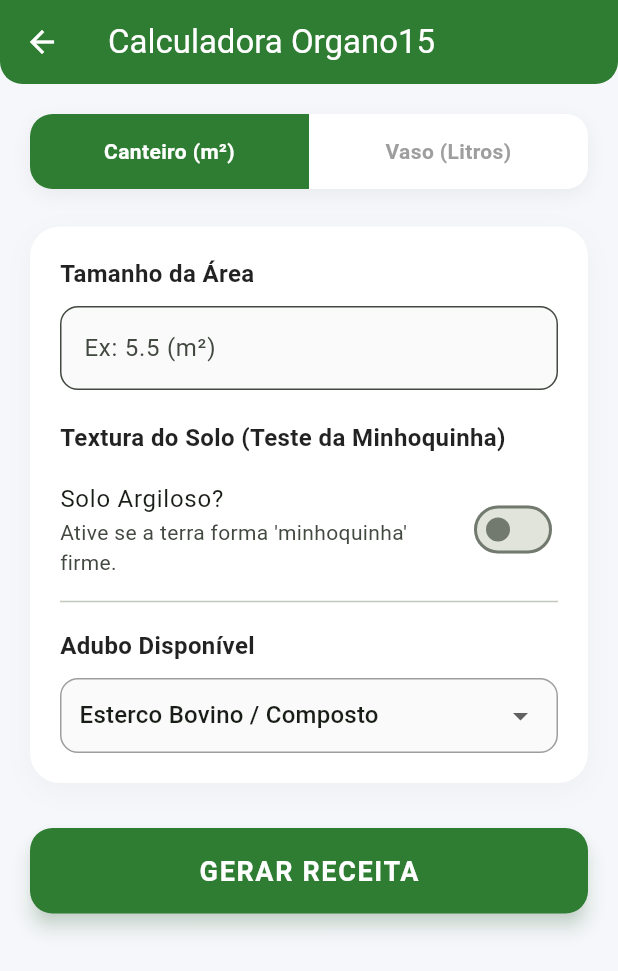
After one commit to andersonrsmesquita/verde_ensina, a Flutter app: the screen it shows once a user with an empty profile is signed in, after a tap on "Adubação", on a phone screen of 412 x 824 dp. The commit adds this screen. Shown: the top 971 px of the screen. Run offline on Flutter 3.47's test engine with Material 3 defaults, Android fonts, the phone set to English and light mode, and no system bars; our stand-ins replace cloud_firestore, firebase_auth, firebase_core; accounts and stored records are empty.

Commit message:
Tela adubação

```diff
--- /dev/null
+++ b/lib/core/logic/base_agronomica.dart
@@ -0,0 +1,105 @@
+class BaseAgronomica {
+  // --- CONSTANTES PARA CANTEIROS (g/m²) ---
+  // Fontes: Páginas 30 e 31 do e-book Organo15
+  static const double DOSE_PADRAO_CALCARIO_M2 = 200.0;
+  static const double DOSE_PADRAO_TERMOFOSFATO_M2 = 150.0;
+  static const double DOSE_PADRAO_GESSO_M2 = 200.0; //
+
+  // Doses de Adubo Orgânico para Canteiros (g/m²)
+  static const double DOSE_ESTERCO_BOVINO_M2 = 3000.0; // 3kg
+  static const double DOSE_ESTERCO_GALINHA_M2 = 1000.0; // 1kg
+  static const double DOSE_BOKASHI_M2 = 1000.0; // 1kg
+  static const double DOSE_MAMONA_M2 = 300.0; // 300g
+
+  // --- CONSTANTES PARA VASOS (g/Litro de Mistura Final) ---
+  // Fonte: Página 64 do e-book Organo15
+  static const double DOSE_CALCARIO_POR_LITRO_MISTURA = 2.0;
+  static const double DOSE_TERMOFOSFATO_POR_LITRO_MISTURA = 10.0;
+
+  /// Calcula adubação para CANTEIROS (Solo)
+  /// Retorna um Map com as quantidades em Gramas (g)
+  static Map<String, double> calcularAdubacaoCanteiro({
+    required double areaM2,
+    required bool isSoloArgiloso, // Se argiloso, +25% calcário e fosfato
+    required String
+        tipoAduboOrganico, // 'bovino', 'galinha', 'bokashi', 'mamona'
+  }) {
+    // Fator de Ajuste do Solo
+    double fatorSolo = isSoloArgiloso ? 1.25 : 1.0;
+
+    // Cálculos
+    double calcario = (DOSE_PADRAO_CALCARIO_M2 * areaM2) * fatorSolo;
+    double termofosfato = (DOSE_PADRAO_TERMOFOSFATO_M2 * areaM2) * fatorSolo;
+    double gesso = DOSE_PADRAO_GESSO_M2 * areaM2; // Gessagem é fixa por m²
+
+    double aduboOrganico = 0;
+
+    switch (tipoAduboOrganico) {
+      case 'galinha':
+        aduboOrganico = DOSE_ESTERCO_GALINHA_M2 * areaM2;
+        break;
+      case 'bokashi':
+        aduboOrganico = DOSE_BOKASHI_M2 * areaM2;
+        break;
+      case 'mamona':
+        aduboOrganico = DOSE_MAMONA_M2 * areaM2;
+        break;
+      case 'bovino':
+      default: // Composto Orgânico usa a mesma base do bovino
+        aduboOrganico = DOSE_ESTERCO_BOVINO_M2 * areaM2;
+        break;
+    }
+
+    return {
+      "calcario": calcario,
+      "termofosfato": termofosfato,
+      "adubo_organico": aduboOrganico,
+      "gesso": gesso,
+    };
+  }
+
+  /// Calcula receita de substrato para VASOS
+  /// Baseado nas proporções das páginas 62 e 63
+  /// Retorna Map com Litros (substrato/adubo) e Gramas (minerais)
+  static Map<String, double> calcularMisturaVaso({
+    required double volumeVasoLitros,
+    required String tipoAdubo,
+  }) {
+    double partesTerra = 0;
+    double partesAdubo = 0;
+    double totalPartes = 0;
+
+    // Definição das proporções
+    if (tipoAdubo == 'bovino' || tipoAdubo == 'composto') {
+      // Proporção 1:1
+      partesTerra = 1;
+      partesAdubo = 1;
+    } else if (tipoAdubo == 'galinha' || tipoAdubo == 'bokashi') {
+      // Proporção 3:1
+      partesTerra = 3;
+      partesAdubo = 1;
+    } else if (tipoAdubo == 'mamona') {
+      // Proporção 9:1
+      partesTerra = 9;
+      partesAdubo = 1;
+    }
+
+    totalPartes = partesTerra + partesAdubo;
+
+    // Regra de três para descobrir quanto vai de cada no volume do vaso
+    double litrosTerra = (volumeVasoLitros * partesTerra) / totalPartes;
+    double litrosAdubo = (volumeVasoLitros * partesAdubo) / totalPartes;
+
+    // Minerais são calculados sobre o VOLUME TOTAL da mistura
+    double gramasCalcario = DOSE_CALCARIO_POR_LITRO_MISTURA * volumeVasoLitros;
+    double gramasTermofosfato =
+        DOSE_TERMOFOSFATO_POR_LITRO_MISTURA * volumeVasoLitros;
+
+    return {
+      "terra_litros": litrosTerra,
+      "adubo_litros": litrosAdubo,
+      "calcario_gramas": gramasCalcario,
+      "termofosfato_gramas": gramasTermofosfato
+    };
+  }
+}
--- /dev/null
+++ b/lib/modules/adubacao/tela_adubacao_organo15.dart
@@ -0,0 +1,408 @@
+import 'package:flutter/material.dart';
+import '../../core/logic/base_agronomica.dart';
+
+class TelaAdubacaoOrgano15 extends StatefulWidget {
+  const TelaAdubacaoOrgano15({Key? key}) : super(key: key);
+
+  @override
+  _TelaAdubacaoOrgano15State createState() => _TelaAdubacaoOrgano15State();
+}
+
+class _TelaAdubacaoOrgano15State extends State<TelaAdubacaoOrgano15> {
+  // Controladores
+  final _inputController = TextEditingController();
+
+  // Estado
+  bool _isCanteiro = true; // Toggle: true = Canteiro, false = Vaso
+  String _tipoAdubo = 'bovino';
+  bool _isSoloArgiloso = false;
+
+  // Opções de Dropdown
+  final Map<String, String> _opcoesAdubo = {
+    'bovino': 'Esterco Bovino / Composto',
+    'galinha': 'Esterco de Galinha',
+    'bokashi': 'Bokashi',
+    'mamona': 'Torta de Mamona',
+  };
+
+  void _calcular() {
+    if (_inputController.text.isEmpty) {
+      ScaffoldMessenger.of(context).showSnackBar(
+        const SnackBar(
+            content: Text('Por favor, preencha o valor principal.'),
+            backgroundColor: Colors.red),
+      );
+      return;
+    }
+
+    double valorInput =
+        double.tryParse(_inputController.text.replaceAll(',', '.')) ?? 0;
+    Map<String, double> resultado;
+
+    if (_isCanteiro) {
+      resultado = BaseAgronomica.calcularAdubacaoCanteiro(
+        areaM2: valorInput,
+        isSoloArgiloso: _isSoloArgiloso,
+        tipoAduboOrganico: _tipoAdubo,
+      );
+      _mostrarResultadoCanteiro(resultado);
+    } else {
+      // CORREÇÃO 1: Nome do parâmetro ajustado para 'volumeVasoLitros'
+      resultado = BaseAgronomica.calcularMisturaVaso(
+        volumeVasoLitros: valorInput,
+        tipoAdubo: _tipoAdubo,
+      );
+      _mostrarResultadoVaso(resultado);
+    }
+  }
+
+  void _mostrarResultadoCanteiro(Map<String, double> res) {
+    showModalBottomSheet(
+      context: context,
+      shape: const RoundedRectangleBorder(
+          borderRadius: BorderRadius.vertical(top: Radius.circular(20))),
+      backgroundColor: Colors.white,
+      builder: (context) {
+        return Container(
+          padding: const EdgeInsets.all(20),
+          child: Column(
+            mainAxisSize: MainAxisSize.min,
+            // CORREÇÃO 2: CrossAxisAlignment correto
+            crossAxisAlignment: CrossAxisAlignment.start,
+            children: [
+              Row(
+                children: const [
+                  Icon(Icons.eco, color: Color(0xFF2E7D32)),
+                  SizedBox(width: 10),
+                  Text("Receita Organo15 (Canteiro)",
+                      style: TextStyle(
+                          fontSize: 20,
+                          fontWeight: FontWeight.bold,
+                          color: Color(0xFF2E7D32))),
+                ],
+              ),
+              const Divider(),
+              const SizedBox(height: 10),
+              _ItemResultado(
+                  titulo: "Adubo Orgânico",
+                  valor:
+                      "${(res['adubo_organico']! / 1000).toStringAsFixed(2)} kg"),
+              _ItemResultado(
+                  titulo: "Calcário (Calagem)",
+                  valor: "${res['calcario']!.toStringAsFixed(0)} g"),
+              _ItemResultado(
+                  titulo: "Termofosfato (Yoorin)",
+                  valor: "${res['termofosfato']!.toStringAsFixed(0)} g"),
+              _ItemResultado(
+                  titulo: "Gesso Agrícola (Opcional)",
+                  valor: "${res['gesso']!.toStringAsFixed(0)} g"),
+              const SizedBox(height: 20),
+              const Text(
+                "* Aplique o calcário 30 dias antes do plantio se possível.\n* Misture bem nos primeiros 20cm de solo.",
+                style: TextStyle(color: Colors.grey, fontSize: 12),
+              ),
+            ],
+          ),
+        );
+      },
+    );
+  }
+
+  void _mostrarResultadoVaso(Map<String, double> res) {
+    showModalBottomSheet(
+      context: context,
+      shape: const RoundedRectangleBorder(
+          borderRadius: BorderRadius.vertical(top: Radius.circular(20))),
+      backgroundColor: Colors.white,
+      builder: (context) {
+        return Container(
+          padding: const EdgeInsets.all(20),
+          child: Column(
+            mainAxisSize: MainAxisSize.min,
+            // CORREÇÃO 3: CrossAxisAlignment correto
+            crossAxisAlignment: CrossAxisAlignment.start,
+            children: [
+              Row(
+                children: const [
+                  Icon(Icons.local_florist, color: Color(0xFF2E7D32)),
+                  SizedBox(width: 10),
+                  Text("Mistura para Vaso",
+                      style: TextStyle(
+                          fontSize: 20,
+                          fontWeight: FontWeight.bold,
+                          color: Color(0xFF2E7D32))),
+                ],
+              ),
+              const Divider(),
+              const SizedBox(height: 10),
+              _ItemResultado(
+                  titulo: "Terra/Substrato",
+                  valor: "${res['terra_litros']!.toStringAsFixed(1)} Litros"),
+              _ItemResultado(
+                  titulo: "Adubo Orgânico",
+                  valor: "${res['adubo_litros']!.toStringAsFixed(1)} Litros"),
+              _ItemResultado(
+                  titulo: "Calcário",
+                  valor: "${res['calcario_gramas']!.toStringAsFixed(1)} g"),
+              _ItemResultado(
+                  titulo: "Termofosfato",
+                  valor: "${res['termofosfato_gramas']!.toStringAsFixed(1)} g"),
+              const SizedBox(height: 20),
+              const Text(
+                "* Misture tudo em uma bacia/lona antes de encher o vaso.\n* Importante: As medidas de Terra e Adubo são em LITROS (Volume).",
+                style: TextStyle(color: Colors.grey, fontSize: 12),
+              ),
+            ],
+          ),
+        );
+      },
+    );
+  }
+
+  @override
+  Widget build(BuildContext context) {
+    return Scaffold(
+      backgroundColor: const Color(0xFFF5F7FA), // Fundo Clean/Pro
+      appBar: AppBar(
+        title: const Text("Calculadora Organo15"),
+        backgroundColor: const Color(0xFF2E7D32),
+        elevation: 0,
+        foregroundColor: Colors.white, // Garante texto branco no AppBar
+        shape: const RoundedRectangleBorder(
+          borderRadius: BorderRadius.vertical(bottom: Radius.circular(15)),
+        ),
+      ),
+      body: SingleChildScrollView(
+        padding: const EdgeInsets.all(20),
+        child: Column(
+          crossAxisAlignment: CrossAxisAlignment.stretch,
+          children: [
+            // SELETOR DE MODO (CANTEIRO vs VASO)
+            Container(
+              decoration: BoxDecoration(
+                color: Colors.white,
+                borderRadius: BorderRadius.circular(15),
+                boxShadow: [
+                  BoxShadow(
+                      color: Colors.black.withOpacity(0.05),
+                      blurRadius: 10,
+                      offset: const Offset(0, 4))
+                ],
+              ),
+              child: Row(
+                children: [
+                  Expanded(
+                    child: GestureDetector(
+                      onTap: () => setState(() => _isCanteiro = true),
+                      child: Container(
+                        padding: const EdgeInsets.symmetric(vertical: 15),
+                        decoration: BoxDecoration(
+                          color: _isCanteiro
+                              ? const Color(0xFF2E7D32)
+                              : Colors.white,
+                          borderRadius: const BorderRadius.horizontal(
+                              left: Radius.circular(15)),
+                        ),
+                        child: Text(
+                          "Canteiro (m²)",
+                          textAlign: TextAlign.center,
+                          style: TextStyle(
+                            color: _isCanteiro ? Colors.white : Colors.grey,
+                            fontWeight: FontWeight.bold,
+                          ),
+                        ),
+                      ),
+                    ),
+                  ),
+                  Expanded(
+                    child: GestureDetector(
+                      onTap: () => setState(() => _isCanteiro = false),
+                      child: Container(
+                        padding: const EdgeInsets.symmetric(vertical: 15),
+                        decoration: BoxDecoration(
+                          color: !_isCanteiro
+                              ? const Color(0xFF2E7D32)
+                              : Colors.white,
+                          borderRadius: const BorderRadius.horizontal(
+                              right: Radius.circular(15)),
+                        ),
+                        child: Text(
+                          "Vaso (Litros)",
+                          textAlign: TextAlign.center,
+                          style: TextStyle(
+                            color: !_isCanteiro ? Colors.white : Colors.grey,
+                            fontWeight: FontWeight.bold,
+                          ),
+                        ),
+                      ),
+                    ),
+                  ),
+                ],
+              ),
+            ),
+
+            const SizedBox(height: 25),
+
+            // CARD DE INPUTS
+            _CardPersonalizado(
+              child: Column(
+                crossAxisAlignment: CrossAxisAlignment.start,
+                children: [
+                  Text(
+                    _isCanteiro ? "Tamanho da Área" : "Volume do Vaso",
+                    style: const TextStyle(
+                        fontSize: 16,
+                        fontWeight: FontWeight.bold,
+                        color: Colors.black87),
+                  ),
+                  const SizedBox(height: 10),
+                  TextField(
+                    controller: _inputController,
+                    keyboardType: TextInputType.number,
+                    decoration: InputDecoration(
+                      hintText:
+                          _isCanteiro ? "Ex: 5.5 (m²)" : "Ex: 20 (Litros)",
+                      suffixText: _isCanteiro ? "m²" : "L",
+                      border: OutlineInputBorder(
+                          borderRadius: BorderRadius.circular(12)),
+                      filled: true,
+                      fillColor: Colors.grey[50],
+                    ),
+                  ),
+
+                  const SizedBox(height: 20),
+
+                  // TEXTURA DO SOLO (APENAS CANTEIRO)
+                  if (_isCanteiro) ...[
+                    const Text(
+                      "Textura do Solo (Teste da Minhoquinha)",
+                      style: TextStyle(
+                          fontSize: 16,
+                          fontWeight: FontWeight.bold,
+                          color: Colors.black87),
+                    ),
+                    const SizedBox(height: 10),
+                    SwitchListTile(
+                      contentPadding: EdgeInsets.zero,
+                      title: const Text("Solo Argiloso?"),
+                      subtitle: const Text(
+                          "Ative se a terra forma 'minhoquinha' firme."),
+                      value: _isSoloArgiloso,
+                      activeColor: const Color(0xFF2E7D32),
+                      onChanged: (val) => setState(() => _isSoloArgiloso = val),
+                    ),
+                    const Divider(),
+                    const SizedBox(height: 10),
+                  ],
+
+                  // SELETOR DE ADUBO
+                  const Text(
+                    "Adubo Disponível",
+                    style: TextStyle(
+                        fontSize: 16,
+                        fontWeight: FontWeight.bold,
+                        color: Colors.black87),
+                  ),
+                  const SizedBox(height: 10),
+                  Container(
+                    padding: const EdgeInsets.symmetric(horizontal: 12),
+                    decoration: BoxDecoration(
+                      border: Border.all(color: Colors.grey),
+                      borderRadius: BorderRadius.circular(12),
+                      color: Colors.grey[50],
+                    ),
+                    child: DropdownButtonHideUnderline(
+                      child: DropdownButton<String>(
+                        value: _tipoAdubo,
+                        isExpanded: true,
+                        items: _opcoesAdubo.entries.map((e) {
+                          return DropdownMenuItem(
+                              value: e.key, child: Text(e.value));
+                        }).toList(),
+                        onChanged: (val) => setState(() => _tipoAdubo = val!),
+                      ),
+                    ),
+                  ),
+                ],
+              ),
+            ),
+
+            const SizedBox(height: 30),
+
+            // BOTÃO CALCULAR
+            ElevatedButton(
+              onPressed: _calcular,
+              style: ElevatedButton.styleFrom(
+                backgroundColor: const Color(0xFF2E7D32),
+                padding: const EdgeInsets.symmetric(vertical: 18),
+                shape: RoundedRectangleBorder(
+                    borderRadius: BorderRadius.circular(15)),
+                elevation: 5,
+                shadowColor: const Color(0xFF2E7D32).withOpacity(0.4),
+                foregroundColor: Colors.white, // Garante texto branco
+              ),
+              child: const Text(
+                "GERAR RECEITA",
+                style: TextStyle(
+                    fontSize: 18,
+                    fontWeight: FontWeight.bold,
+                    letterSpacing: 1.1),
+              ),
+            ),
+          ],
+        ),
+      ),
+    );
+  }
+}
+
+// Widget auxiliar privado para padronizar os Cards (Componentização)
+class _CardPersonalizado extends StatelessWidget {
+  final Widget child;
+  const _CardPersonalizado({required this.child});
+
+  @override
+  Widget build(BuildContext context) {
+    return Container(
+      padding: const EdgeInsets.all(20),
+      decoration: BoxDecoration(
+        color: Colors.white,
+        borderRadius: BorderRadius.circular(20),
+        boxShadow: [
+          BoxShadow(
+              color: Colors.black.withOpacity(0.03),
+              blurRadius: 15,
+              offset: const Offset(0, 5))
+        ],
+      ),
+      child: child,
+    );
+  }
+}
+
+// Widget auxiliar para itens do resultado
+class _ItemResultado extends StatelessWidget {
+  final String titulo;
+  final String valor;
+
+  const _ItemResultado({required this.titulo, required this.valor});
+
+  @override
+  Widget build(BuildContext context) {
+    return Padding(
+      padding: const EdgeInsets.symmetric(vertical: 8.0),
+      child: Row(
+        mainAxisAlignment: MainAxisAlignment.spaceBetween,
+        children: [
+          Text(titulo,
+              style: const TextStyle(fontSize: 16, color: Colors.black54)),
+          Text(valor,
+              style: const TextStyle(
+                  fontSize: 18,
+                  fontWeight: FontWeight.bold,
+                  color: Colors.black87)),
+        ],
+      ),
+    );
+  }
+}
--- a/lib/modules/home/tela_home.dart
+++ b/lib/modules/home/tela_home.dart
@@ -7,6 +7,7 @@ import '../canteiros/tela_canteiros.dart';
 import '../solo/tela_diagnostico.dart';
 import '../calculadoras/tela_calagem.dart';
 import '../planejamento/tela_planejamento_consumo.dart';
+import '../adubacao/tela_adubacao_organo15.dart'; // <--- NOVO IMPORT
 
 class TelaHome extends StatefulWidget {
   const TelaHome({super.key});
@@ -180,11 +181,18 @@ class _AbaInicioDashboard extends StatelessWidget {
                     icone: Icons.storefront,
                     cor: Colors.purple,
                     onTap: () {}),
+                // ATUALIZAÇÃO: Atalho direto para Adubação
                 _CardMenuGrande(
-                    titulo: 'Receitas',
-                    icone: Icons.restaurant_menu,
+                    titulo: 'Adubação',
+                    subtitulo: 'Calculadora',
+                    icone: Icons.eco,
                     cor: Colors.orange,
-                    onTap: () {}),
+                    onTap: () {
+                      Navigator.push(
+                          context,
+                          MaterialPageRoute(
+                              builder: (_) => const TelaAdubacaoOrgano15()));
+                    }),
                 _CardMenuGrande(
                     titulo: 'Configurações',
                     icone: Icons.settings,
@@ -250,18 +258,19 @@ class _AbaJornadaTrilha extends StatelessWidget {
                         trailing: const Icon(Icons.chevron_right),
                         onTap: () {
                           Navigator.pop(ctx);
-                          if (acao == 'diagnostico')
+                          if (acao == 'diagnostico') {
                             Navigator.push(
                                 context,
                                 MaterialPageRoute(
                                     builder: (_) => TelaDiagnostico(
                                         canteiroIdOrigem: doc.id)));
-                          else if (acao == 'calagem')
+                          } else if (acao == 'calagem') {
                             Navigator.push(
                                 context,
                                 MaterialPageRoute(
                                     builder: (_) =>
                                         TelaCalagem(canteiroIdOrigem: doc.id)));
+                          }
                         },
                       );
                     }).toList(),
@@ -358,14 +367,22 @@ class _AbaJornadaTrilha extends StatelessWidget {
               icone: Icons.landscape,
               corIcone: Colors.blueGrey,
               onTap: () => _iniciarAcaoComCanteiro(context, 'calagem')),
-          const _TimelineItem(
+
+          // ATUALIZAÇÃO: Fase 4 Desbloqueada
+          _TimelineItem(
               fase: 4,
               titulo: 'Adubação',
-              descricao: 'Nutrição (Em breve).',
+              descricao: 'Nutrição Organo15.', // Texto atualizado
               icone: Icons.eco,
               corIcone: Colors.orange,
-              bloqueado: true,
-              onTap: null),
+              bloqueado: false, // Desbloqueado!
+              onTap: () {
+                Navigator.push(
+                    context,
+                    MaterialPageRoute(
+                        builder: (_) => const TelaAdubacaoOrgano15()));
+              }),
+
           const _TimelineItem(
               fase: 5,
               titulo: 'Colheita',
```
Also changed, not shown: lib/modules/canteiros/tela_canteiros.dart (+15 -35 lines), lib/modules/home/tela_trilha.dart (+21 -6 lines), 1 other file.
